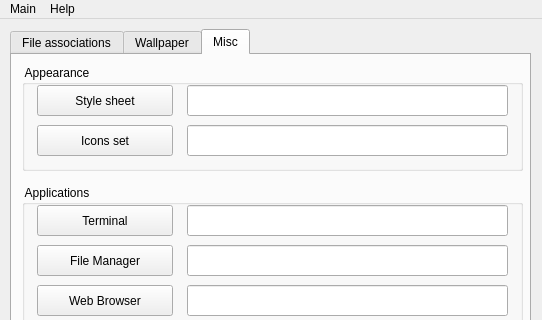
This is src/qsettings/qsettings.ui in fluxer/bfp as Qt 5 draws it before an edit; both pictures show x 0 to 542 and y 0 to 320 of the 542 by 470 pixel window. The edited form follows.
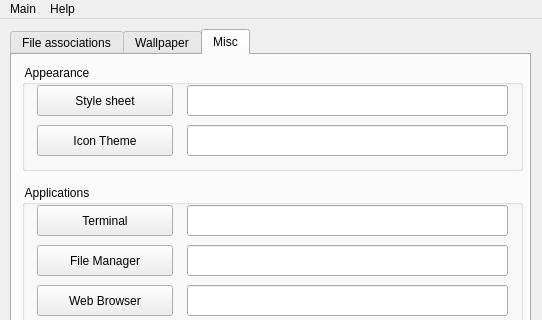
This is the edited form. The open tabs and pages were chosen to show the change. Icons and pictures are not drawn.

Commit message: misc settings load

What changed in the file:
```diff
--- a/src/qsettings/qsettings.ui
+++ b/src/qsettings/qsettings.ui
@@ -301,7 +301,7 @@
         </rect>
        </property>
        <property name="text">
-        <string>Icons set</string>
+        <string>Icon Theme</string>
        </property>
        <property name="icon">
         <iconset resource="../qresources/libqresources.qrc">
```
Left out of the diff: 35 changed lines with no effect on the pictures. The commit also changes 1 other file.
